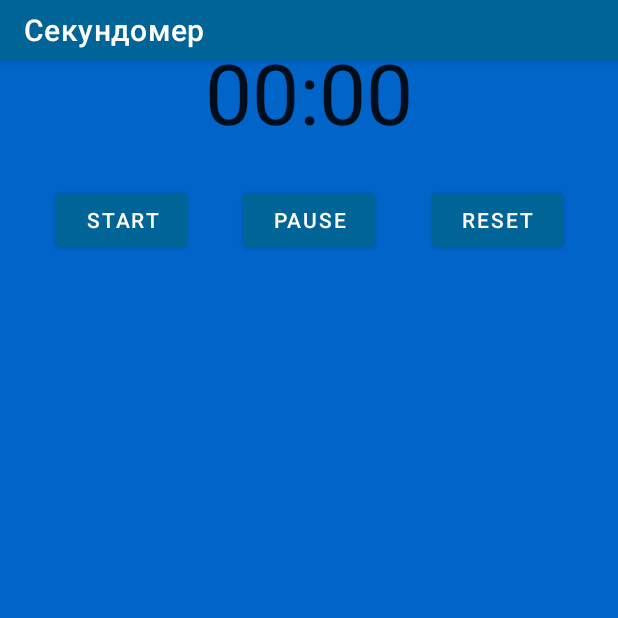
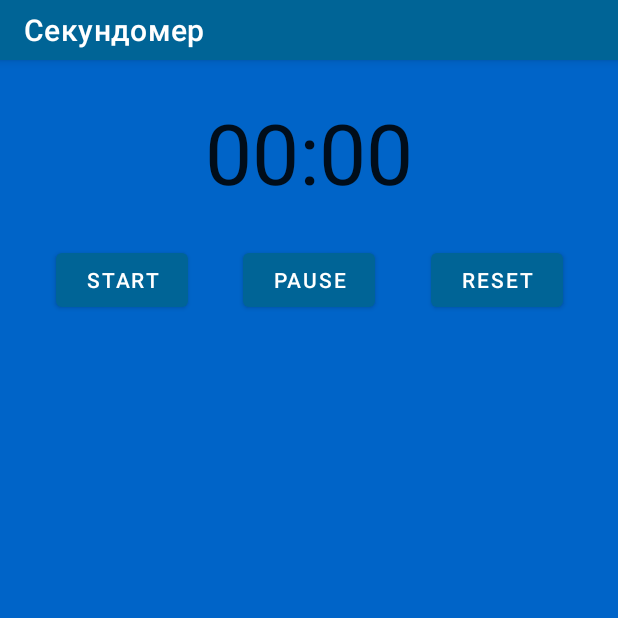
Before and after one commit to CorgiPuppy/CubeGuide, an Android app: the StopwatchFragment screen opened through its navigation route, on a phone screen of 412 x 824 dp, the top half of it. Run offline under Robolectric (Android 15) with nearby library versions, the phone set to English and light mode, and no system bars.

Commit message:
fix: update formatting relating to the toolbar.

```diff
--- a/app/src/main/res/layout/fragment_stopwatch.xml
+++ b/app/src/main/res/layout/fragment_stopwatch.xml
@@ -31,7 +31,7 @@
 
             app:layout_constraintEnd_toEndOf="parent"
             app:layout_constraintStart_toStartOf="parent"
-            app:layout_constraintTop_toTopOf="@id/toolbar" />
+            app:layout_constraintTop_toBottomOf="@id/toolbar" />
 
         <Button
             android:id="@+id/start_button"
--- a/app/src/main/res/layout/fragment_welcome.xml
+++ b/app/src/main/res/layout/fragment_welcome.xml
@@ -34,7 +34,7 @@ android:orientation="vertical">
             android:src="@drawable/logo"
             app:layout_constraintEnd_toEndOf="parent"
             app:layout_constraintStart_toStartOf="parent"
-            app:layout_constraintTop_toTopOf="@id/toolbar"
+            app:layout_constraintTop_toBottomOf="@id/toolbar"
             tools:visibility="visible" />
 
         <androidx.constraintlayout.widget.Barrier
```
